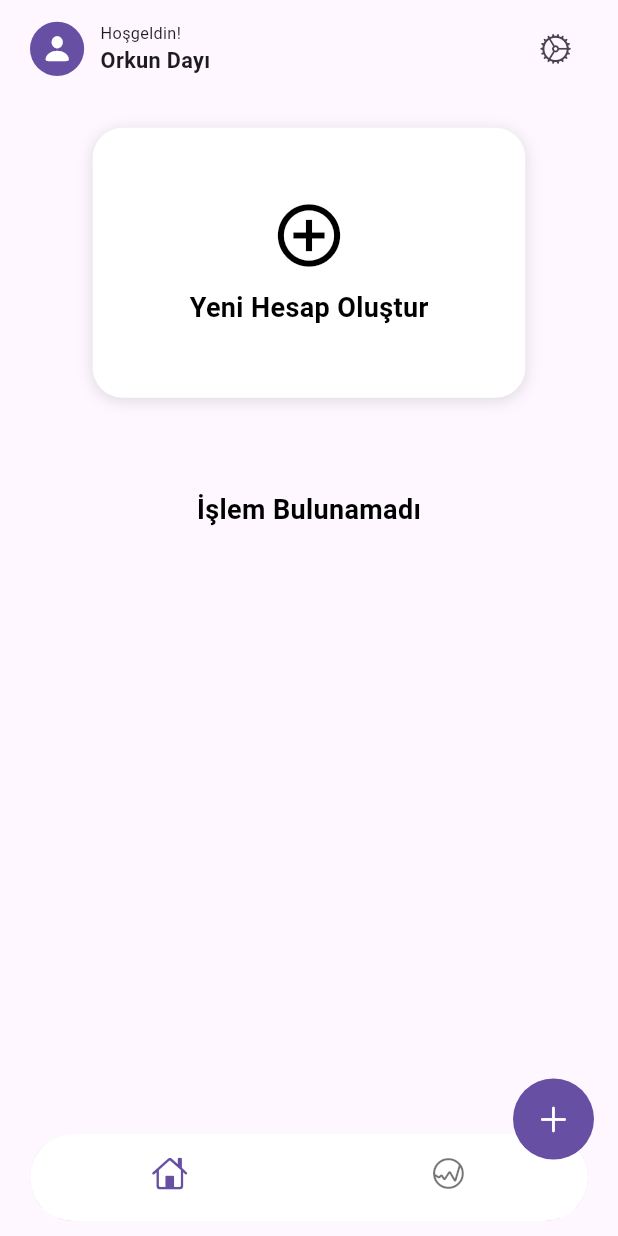
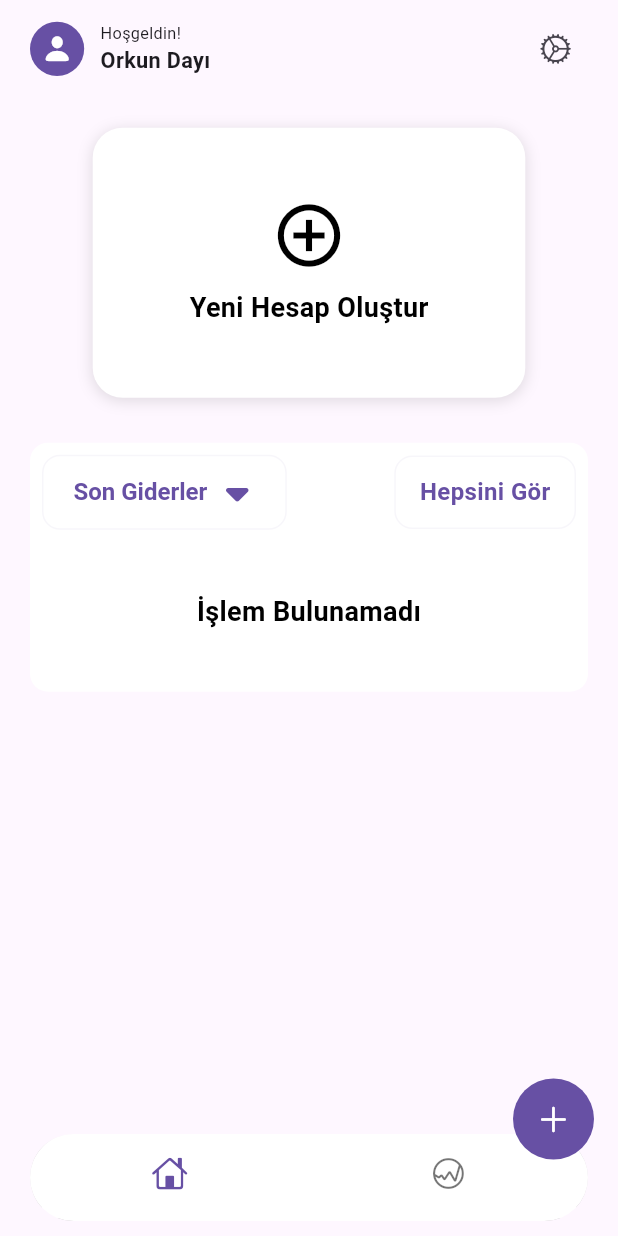
Before and after one commit to orkundayi/transaction_tracker, a Flutter app: the screen it shows after launch, on a phone screen of 412 x 824 dp. Run offline on Flutter 3.47's test engine with Material 3 defaults, Android fonts, the phone set to English and light mode, and no system bars; drawn by our look-alikes of carousel_slider; our stand-ins replace bloc, cloud_firestore, firebase_auth, firebase_core, fl_chart, flutter_bloc and 1 more; accounts and stored records are empty; generated files the repository leaves out were written again.

Commit message:
main
main

```diff
--- a/lib/screens/add_transaction/views/add_transaction.dart
+++ b/lib/screens/add_transaction/views/add_transaction.dart
@@ -507,10 +507,12 @@ class _AddPaymentSelectionState extends State<AddTransactionPage> {
 
   Widget currencyTextFormField() {
     return SizedBox(
+      height: 60,
       width: MediaQuery.of(context).size.width * 0.95,
       child: Stack(
         children: [
           TextFormField(
+            cursorColor: Theme.of(context).colorScheme.primary,
             style: const TextStyle(
               color: Colors.black,
               fontSize: 18,
@@ -585,8 +587,8 @@ class _AddPaymentSelectionState extends State<AddTransactionPage> {
           ),
           Positioned(
             right: 20,
-            top: 15,
-            bottom: 15,
+            top: 20,
+            bottom: 20,
             child: IgnorePointer(
               ignoring: true,
               child: Text(
--- a/lib/screens/home/views/main_screen.dart
+++ b/lib/screens/home/views/main_screen.dart
@@ -129,21 +129,7 @@ class _MainScreenState extends State<MainScreen> {
                       );
                     } else if (state is TransactionFetchSuccess) {
                       final transactions = state.transactions;
-                      if (transactions.isEmpty) {
-                        return const Padding(
-                          padding: EdgeInsets.only(top: 32.0, left: 8, right: 8),
-                          child: Center(
-                            child: Text(
-                              'İşlem Bulunamadı',
-                              style: TextStyle(
-                                color: Colors.black,
-                                fontSize: 18,
-                                fontWeight: FontWeight.bold,
-                              ),
-                            ),
-                          ),
-                        );
-                      }
+
                       return Container(
                         padding: const EdgeInsets.all(8),
                         decoration: BoxDecoration(
@@ -228,7 +214,21 @@ class _MainScreenState extends State<MainScreen> {
                               ],
                             ),
                             const SizedBox(height: 10),
-                            ListView.builder(
+                            transactions.isEmpty
+                                ? const Padding(
+                                    padding: EdgeInsets.only(top: 32.0, left: 8, right: 8, bottom: 32),
+                                    child: Center(
+                                      child: Text(
+                                        'İşlem Bulunamadı',
+                                        style: TextStyle(
+                                          color: Colors.black,
+                                          fontSize: 18,
+                                          fontWeight: FontWeight.bold,
+                                        ),
+                                      ),
+                                    ),
+                                  )
+                                : ListView.builder(
                                     shrinkWrap: true,
                                     physics: const NeverScrollableScrollPhysics(),
                                     itemCount: transactions.length,
```
Also changed, not shown: packages/firebase_repository/lib/src/models/category.dart (+9 -8 lines), packages/widgets/lib/src/user_account/user_account_selector.dart (+14 -0 lines). Lines whose indentation alone changed are shown as unchanged.
